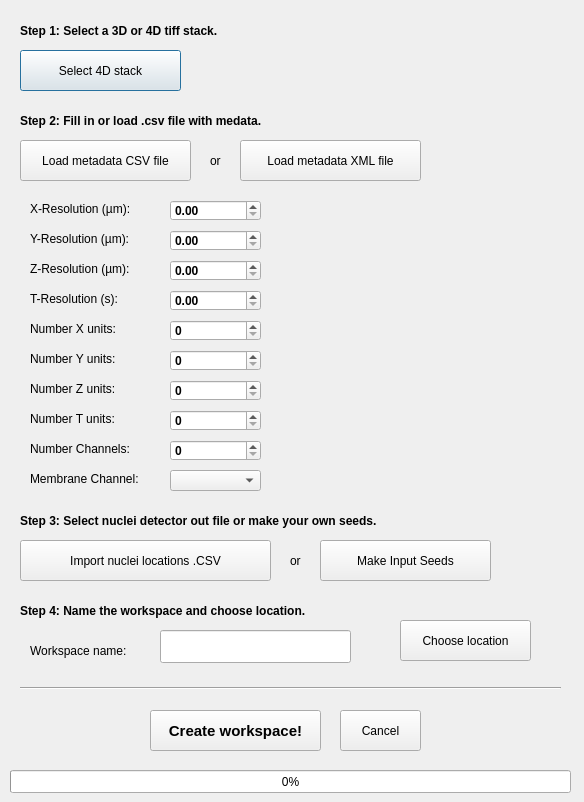
This is CellECT/gui/new_workspace_layout.ui in ddiana/CellECT as Qt 5 draws it before an edit. The edited form follows.
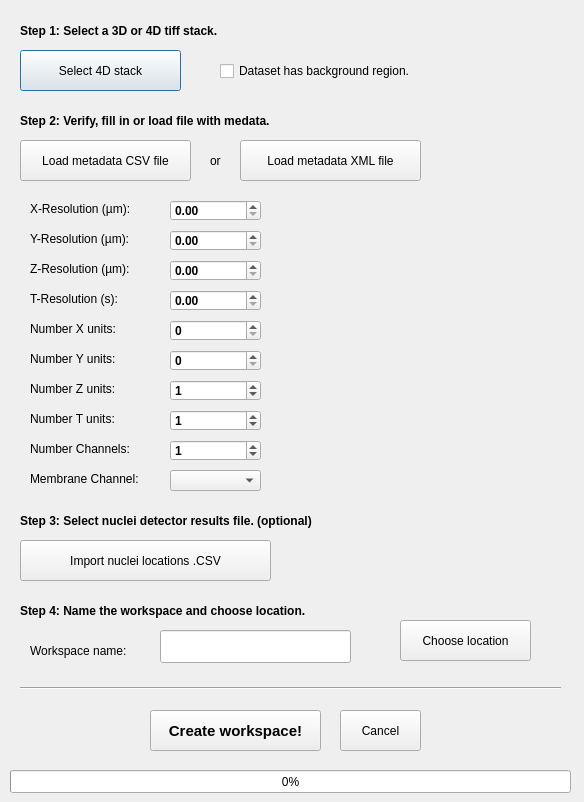
This is the edited form.

The edit to the form file:
```diff
--- a/CellECT/gui/new_workspace_layout.ui
+++ b/CellECT/gui/new_workspace_layout.ui
@@ -55,32 +55,6 @@
     <string>Import nuclei locations .CSV</string>
    </property>
   </widget>
-  <widget class="QPushButton" name="pushButton_3">
-   <property name="geometry">
-    <rect>
-     <x>320</x>
-     <y>540</y>
-     <width>171</width>
-     <height>41</height>
-    </rect>
-   </property>
-   <property name="text">
-    <string>Make Input Seeds</string>
-   </property>
-  </widget>
-  <widget class="QLabel" name="label_2">
-   <property name="geometry">
-    <rect>
-     <x>290</x>
-     <y>550</y>
-     <width>21</width>
-     <height>21</height>
-    </rect>
-   </property>
-   <property name="text">
-    <string>or</string>
-   </property>
-  </widget>
   <widget class="QPushButton" name="btn_load_metadata_csv">
    <property name="geometry">
     <rect>
@@ -263,6 +237,9 @@
    <property name="maximum">
     <number>10000</number>
    </property>
+   <property name="value">
+    <number>1</number>
+   </property>
   </widget>
   <widget class="QDoubleSpinBox" name="doubleSpinBox_xres">
    <property name="geometry">
@@ -303,6 +280,9 @@
    <property name="maximum">
     <number>9</number>
    </property>
+   <property name="value">
+    <number>1</number>
+   </property>
   </widget>
   <widget class="QSpinBox" name="spinBox_numz">
    <property name="geometry">
@@ -323,6 +303,9 @@
    <property name="maximum">
     <number>10000</number>
    </property>
+   <property name="value">
+    <number>1</number>
+   </property>
   </widget>
   <widget class="QComboBox" name="comboBox_mem_chan">
    <property name="geometry">
@@ -456,7 +439,7 @@
     </font>
    </property>
    <property name="text">
-    <string>Step 2: Fill in or load .csv file with medata.</string>
+    <string>Step 2: Verify, fill in or load file with medata.</string>
    </property>
   </widget>
   <widget class="QLabel" name="label_6">
@@ -475,7 +458,7 @@
     </font>
    </property>
    <property name="text">
-    <string>Step 3: Select nuclei detector out file or make your own seeds.</string>
+    <string>Step 3: Select nuclei detector results file. (optional)</string>
    </property>
   </widget>
   <widget class="QPushButton" name="btn_create_ws">
@@ -618,6 +601,19 @@
     <string>or</string>
    </property>
   </widget>
+  <widget class="QCheckBox" name="checkBox_has_bg">
+   <property name="geometry">
+    <rect>
+     <x>220</x>
+     <y>60</y>
+     <width>281</width>
+     <height>22</height>
+    </rect>
+   </property>
+   <property name="text">
+    <string>Dataset has background region.</string>
+   </property>
+  </widget>
  </widget>
  <resources/>
  <connections/>
```
